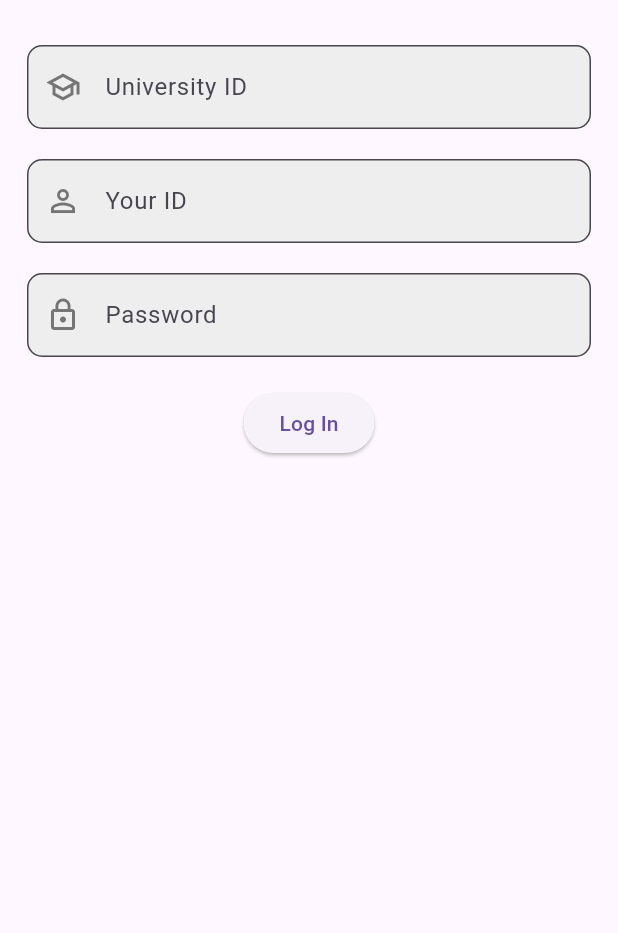
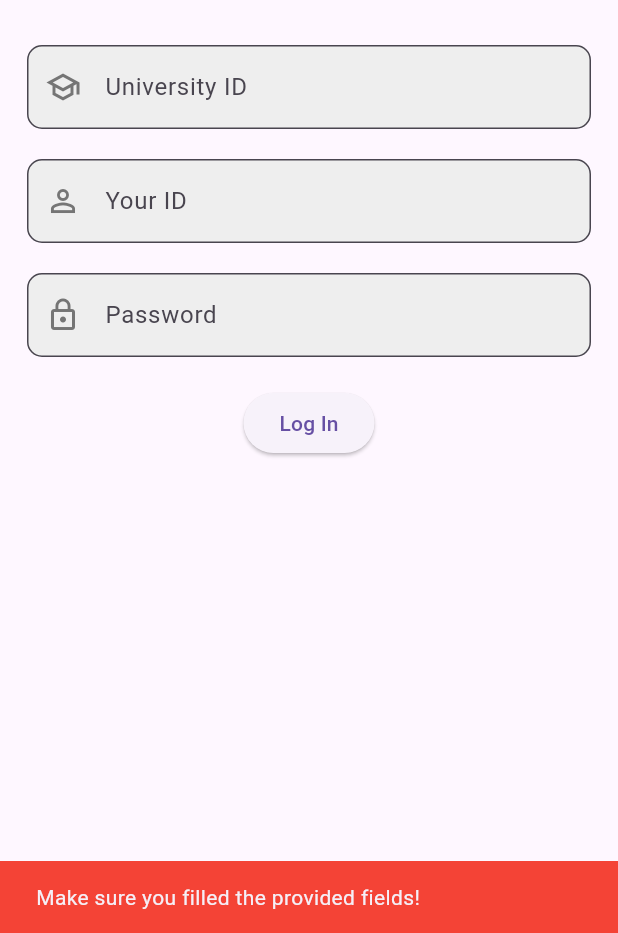
Before and after one commit to a-abrham/UniAccess, a Flutter app: the screen it shows after launch, after a tap on "Log In", on a phone screen of 412 x 824 dp, the part 303-1236 px from its top. Run offline on Flutter 3.47's test engine with Material 3 defaults, Android fonts, the light colour scheme and no system bars.

Commit message:
handled if the user provides nothing when logining in

```diff
--- a/lib/login.dart
+++ b/lib/login.dart
@@ -22,9 +22,14 @@ class _LoginState extends State<Login> {
     final password = passwordController.text;
 
     if (universityId.isEmpty || yourId.isEmpty || password.isEmpty) {
-      return;
-    }
-
+      ScaffoldMessenger.of(context).showSnackBar(
+        const SnackBar(
+          content: Text('Make sure you filled the provided fields!'),
+          backgroundColor: Colors.red,
+          duration: Duration(seconds: 3),
+        ),
+      );
+    } else {
       try {
         final response = await http.post(
           Uri.parse('http://10.0.2.2:3005/login'),
@@ -63,6 +68,7 @@ class _LoginState extends State<Login> {
             duration: Duration(seconds: 3),
           ),
         );
+      }
     }
   }
 
```
Lines whose indentation alone changed are shown as unchanged.
